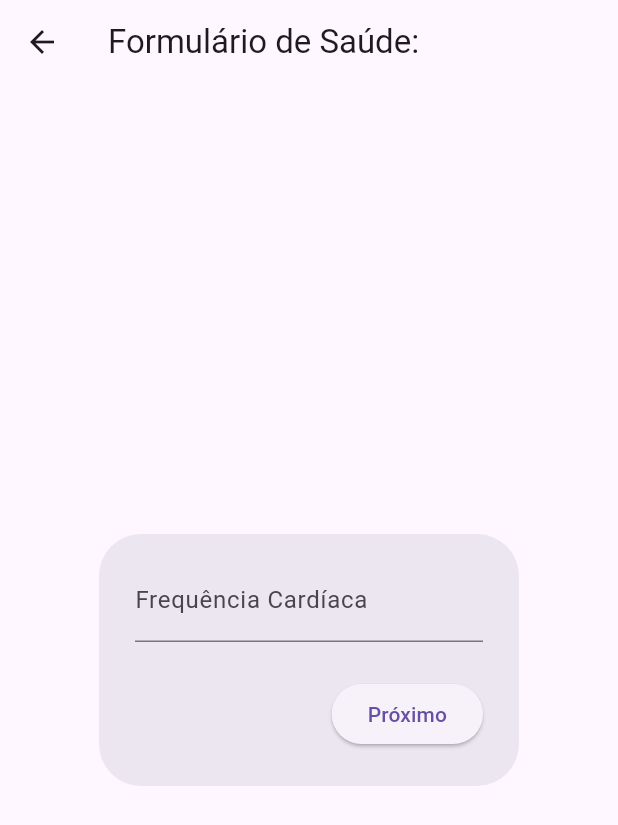
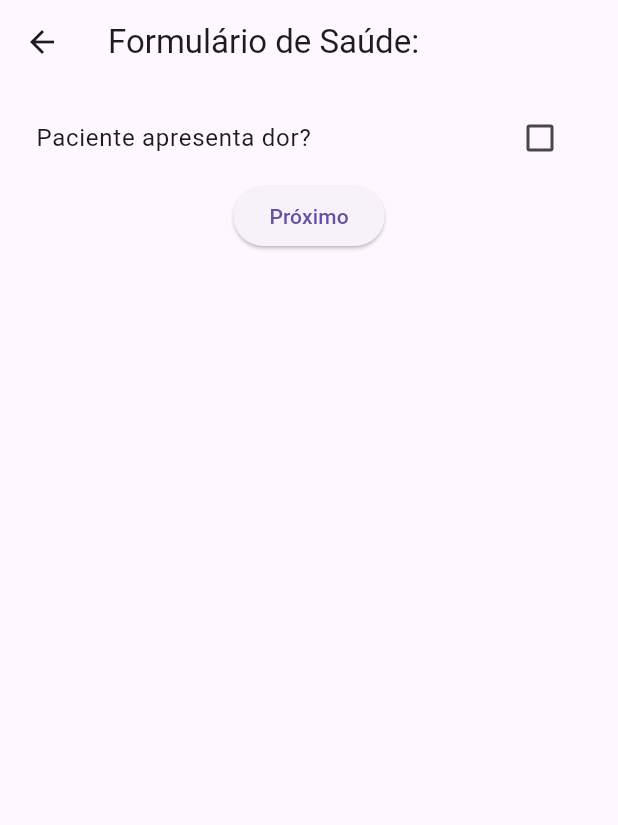
Before and after one commit to gihr0cha/app_fisio_tcc_fisioconecta, a Flutter app: the FieldsInicial screen opened directly with empty values, on a phone screen of 412 x 824 dp. Shown: the top 825 px of the screen. Run offline on Flutter 3.47's test engine with Material 3 defaults, Android fonts, the light colour scheme and no system bars; our stand-ins replace firebase_auth, firebase_core, firebase_database, go_router; accounts and stored records are empty.

Commit message:
refactor: Add 'Dor' field to FieldsInicial form

```diff
--- a/lib/pages/fieldsInicial.dart
+++ b/lib/pages/fieldsInicial.dart
@@ -19,6 +19,7 @@ class _FieldsInicialState extends State<FieldsInicial> {
   dynamic paciente;
 //add dor do paciente
   final _fieldsinicial = const [
+    {'label': 'Dor', 'validator': 'Paciente apresenta dor?'},
     {
       'label': 'Frequência Cardíaca',
       'validator': 'Por favor, insira a frequência cardíaca inicial'
@@ -33,6 +34,7 @@ class _FieldsInicialState extends State<FieldsInicial> {
   ];
 
   Map<String, dynamic> healthParametersinicial = {
+    'dor': false,
     'freqCardiacaInicial': null,
     'spo2Inicial': null,
     'paInicial': null,
@@ -103,13 +105,39 @@ class _FieldsInicialState extends State<FieldsInicial> {
     );
   }
 
-  Widget buildField(BuildContext context, int index) {
+
+
+Widget buildField(BuildContext context, int index) {
+  if (index == 0) { // Caso específico para o índice 0 (dor)
+    return Padding(
+      padding: const EdgeInsets.all(8.0),
+      child: Column(
+        children: [
+          CheckboxListTile(
+            title: const Text('Paciente apresenta dor?'),
+            value: healthParametersinicial['dor'],
+            onChanged: (bool? value) {
+              setState(() {
+                healthParametersinicial['dor'] = value;
+              });
+            },
+          ),
+          ElevatedButton(
+            onPressed: () => _controller.nextPage(
+              duration: const Duration(milliseconds: 300),
+              curve: Curves.easeIn,
+            ),
+            child: const Text('Próximo'),
+          ),
+        ],
+      ),
+    );
+  } else { // Para os outros índices, mantém o comportamento anterior
     return Padding(
       padding: const EdgeInsets.all(8.0),
       child: AlertDialog(
         content: TextFormField(
-          decoration:
-              InputDecoration(labelText: _fieldsinicial[index]['label']),
+          decoration: InputDecoration(labelText: _fieldsinicial[index]['label']),
           keyboardType: TextInputType.number,
           validator: (value) {
             if (value == null || value.isEmpty) {
@@ -120,19 +148,19 @@ class _FieldsInicialState extends State<FieldsInicial> {
           onChanged: (value) {
             setState(() {
               switch (index) {
-                case 0:
+                case 1:
                   healthParametersinicial['freqCardiacaInicial'] = value;
                   break;
-                case 1:
+                case 2:
                   healthParametersinicial['spo2Inicial'] = value;
                   break;
-                case 2:
+                case 3:
                   healthParametersinicial['paInicial'] = value;
                   break;
-                case 3:
+                case 4:
                   healthParametersinicial['pseInicial'] = value;
                   break;
-                case 4:
+                case 5:
                   healthParametersinicial['dorToracicaInicial'] = value;
                   break;
               }
@@ -151,10 +179,8 @@ class _FieldsInicialState extends State<FieldsInicial> {
           if (index == _fieldsinicial.length - 1)
             ElevatedButton(
               onPressed: () {
-                print(paciente);
                 if (_formKey.currentState!.validate()) {
                   validateAndSubmit();
-
                   ScaffoldMessenger.of(context).showSnackBar(
                     const SnackBar(content: Text('Processando Dados')),
                   );
@@ -167,3 +193,4 @@ class _FieldsInicialState extends State<FieldsInicial> {
     );
   }
 }
+}
--- a/lib/pages/login_page.dart
+++ b/lib/pages/login_page.dart
@@ -76,10 +76,12 @@ class _LoginPageState extends State<LoginPage> {
       body: Stack(
         children: [
           Container(
+            padding: const EdgeInsets.only(top: 50),
             decoration: const BoxDecoration(
               gradient: LinearGradient(
                 begin: Alignment.topLeft,
                 end: Alignment.bottomRight,
+
                 colors: [AppColors.greenApp, AppColors.gradienteBaixo],
               ),
             ),
```
